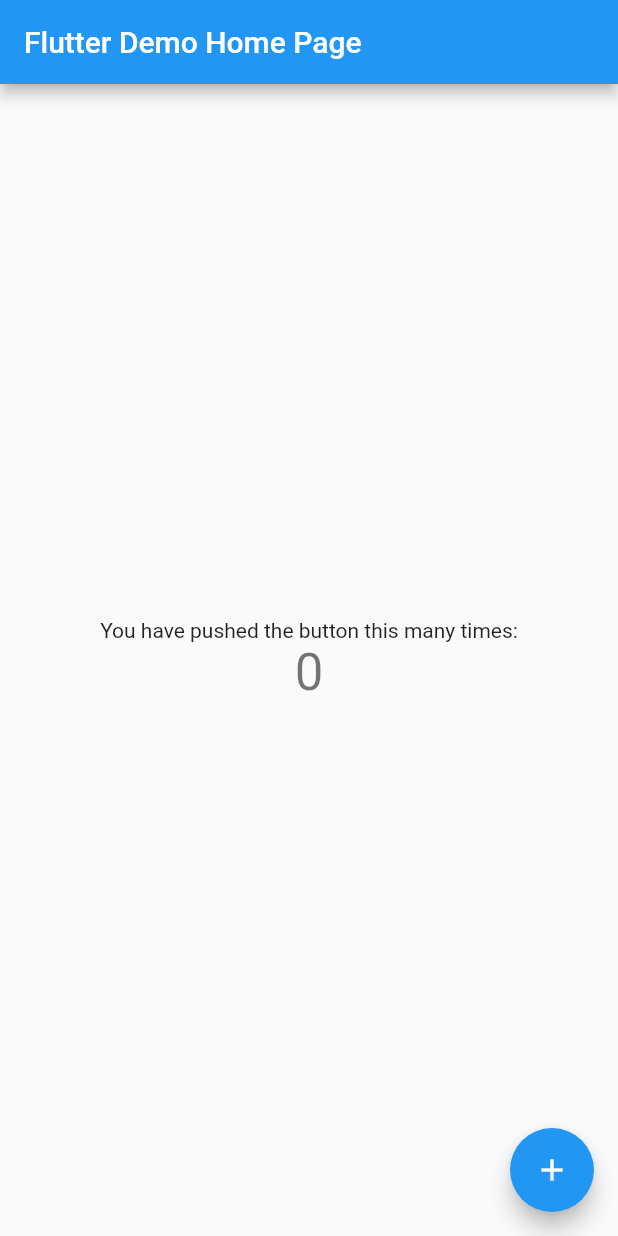
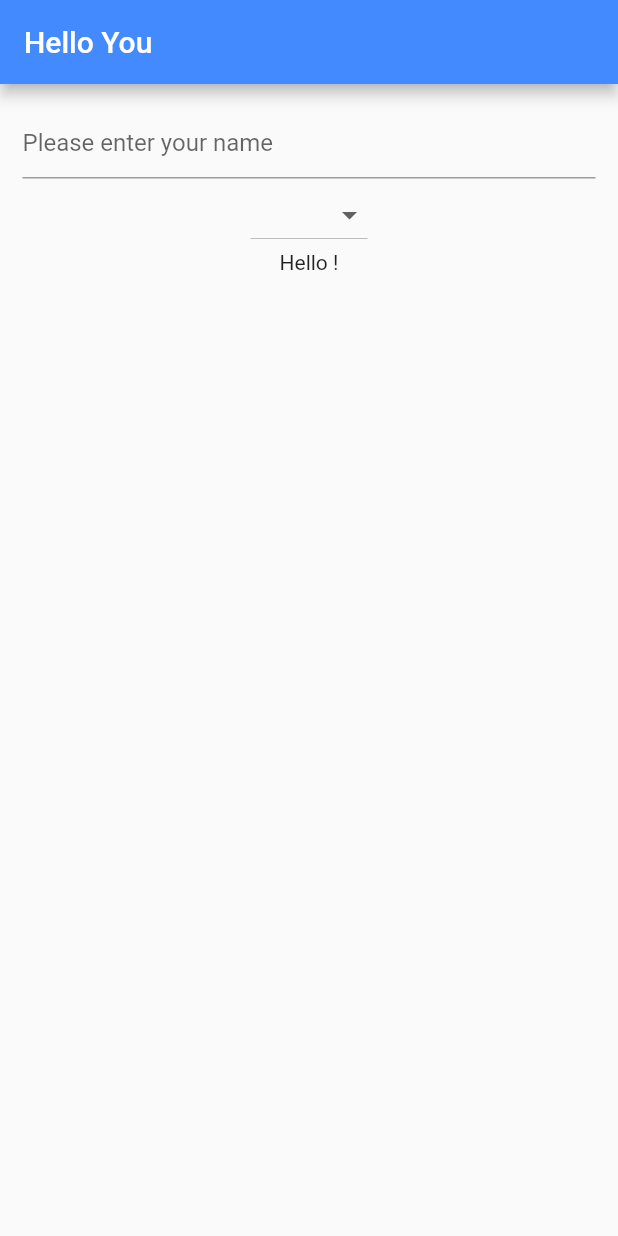
Before and after one commit to AfreenHasheem/TripCostApp, a Flutter app: the screen it shows after launch, on a phone screen of 412 x 824 dp. Run offline on Flutter 3.47's test engine with Material 2 defaults, Android fonts, the phone set to English and light mode, and no system bars.

Commit message:
Code for taking in text and dynamically changing it

```diff
--- a/lib/main.dart
+++ b/lib/main.dart
@@ -7,105 +7,59 @@ class MyApp extends StatelessWidget {
   @override
   Widget build(BuildContext context) {
     return MaterialApp(
-      title: 'Flutter Demo',
+      debugShowCheckedModeBanner: false,
+      title: 'Hello',
       theme: ThemeData(
-        // This is the theme of your application.
-        //
-        // Try running your application with "flutter run". You'll see the
-        // application has a blue toolbar. Then, without quitting the app, try
-        // changing the primarySwatch below to Colors.green and then invoke
-        // "hot reload" (press "r" in the console where you ran "flutter run",
-        // or simply save your changes to "hot reload" in a Flutter IDE).
-        // Notice that the counter didn't reset back to zero; the application
-        // is not restarted.
         primarySwatch: Colors.blue,
       ),
-      home: MyHomePage(title: 'Flutter Demo Home Page'),
+      home: HelloYou(),
     );
   }
 }
 
-class MyHomePage extends StatefulWidget {
-  MyHomePage({Key key, this.title}) : super(key: key);
+class HelloYou extends StatefulWidget{
+  @override
+  State<StatefulWidget> createState() => _HelloYouState();
 
-  // This widget is the home page of your application. It is stateful, meaning
-  // that it has a State object (defined below) that contains fields that affect
-  // how it looks.
-
-  // This class is the configuration for the state. It holds the values (in this
-  // case the title) provided by the parent (in this case the App widget) and
-  // used by the build method of the State. Fields in a Widget subclass are
-  // always marked "final".
-
-  final String title;
-
-  @override
-  _MyHomePageState createState() => _MyHomePageState();
 }
 
-class _MyHomePageState extends State<MyHomePage> {
-  int _counter = 0;
-
-  void _incrementCounter() {
-    setState(() {
-      // This call to setState tells the Flutter framework that something has
-      // changed in this State, which causes it to rerun the build method below
-      // so that the display can reflect the updated values. If we changed
-      // _counter without calling setState(), then the build method would not be
-      // called again, and so nothing would appear to happen.
-      _counter++;
-    });
-  }
+class _HelloYouState extends State<HelloYou>{
+  String name = '';
 
   @override
   Widget build(BuildContext context) {
-    // This method is rerun every time setState is called, for instance as done
-    // by the _incrementCounter method above.
-    //
-    // The Flutter framework has been optimized to make rerunning build methods
-    // fast, so that you can just rebuild anything that needs updating rather
-    // than having to individually change instances of widgets.
     return Scaffold(
       appBar: AppBar(
-        // Here we take the value from the MyHomePage object that was created by
-        // the App.build method, and use it to set our appbar title.
-        title: Text(widget.title),
+        title: Text('Hello You'),
+        backgroundColor: Colors.blueAccent,
       ),
-      body: Center(
-        // Center is a layout widget. It takes a single child and positions it
-        // in the middle of the parent.
+      body: Container(
+        padding: EdgeInsets.all(15.0),
         child: Column(
-          // Column is also layout widget. It takes a list of children and
-          // arranges them vertically. By default, it sizes itself to fit its
-          // children horizontally, and tries to be as tall as its parent.
-          //
-          // Invoke "debug painting" (press "p" in the console, choose the
-          // "Toggle Debug Paint" action from the Flutter Inspector in Android
-          // Studio, or the "Toggle Debug Paint" command in Visual Studio Code)
-          // to see the wireframe for each widget.
-          //
-          // Column has various properties to control how it sizes itself and
-          // how it positions its children. Here we use mainAxisAlignment to
-          // center the children vertically; the main axis here is the vertical
-          // axis because Columns are vertical (the cross axis would be
-          // horizontal).
-          mainAxisAlignment: MainAxisAlignment.center,
           children: <Widget>[
-            Text(
-              'You have pushed the button this many times:',
+            TextField(
+              decoration: InputDecoration(
+                hintText: 'Please enter your name'
+              ),
+              onChanged: (String string){
+                setState(() {
+                  name = string;
+                });
+              },
             ),
-            Text(
-              '$_counter',
-              style: Theme.of(context).textTheme.display1,
+            DropdownButton<String>(
+                items: ['Dollars', 'Euro', 'Pounds'].map((String value){
+                  return DropdownMenuItem<String>(
+                    value: value,
+                    child: Text(value),
+                  );
+            }).toList(),
+              onChanged: (String value) {},
             ),
+            Text('Hello ' +name + '!')
           ],
         ),
       ),
-      floatingActionButton: FloatingActionButton(
-        onPressed: _incrementCounter,
-        tooltip: 'Increment',
-        child: Icon(Icons.add),
-      ), // This trailing comma makes auto-formatting nicer for build methods.
     );
   }
 }
```
Also changed, not shown: 1 other file.
